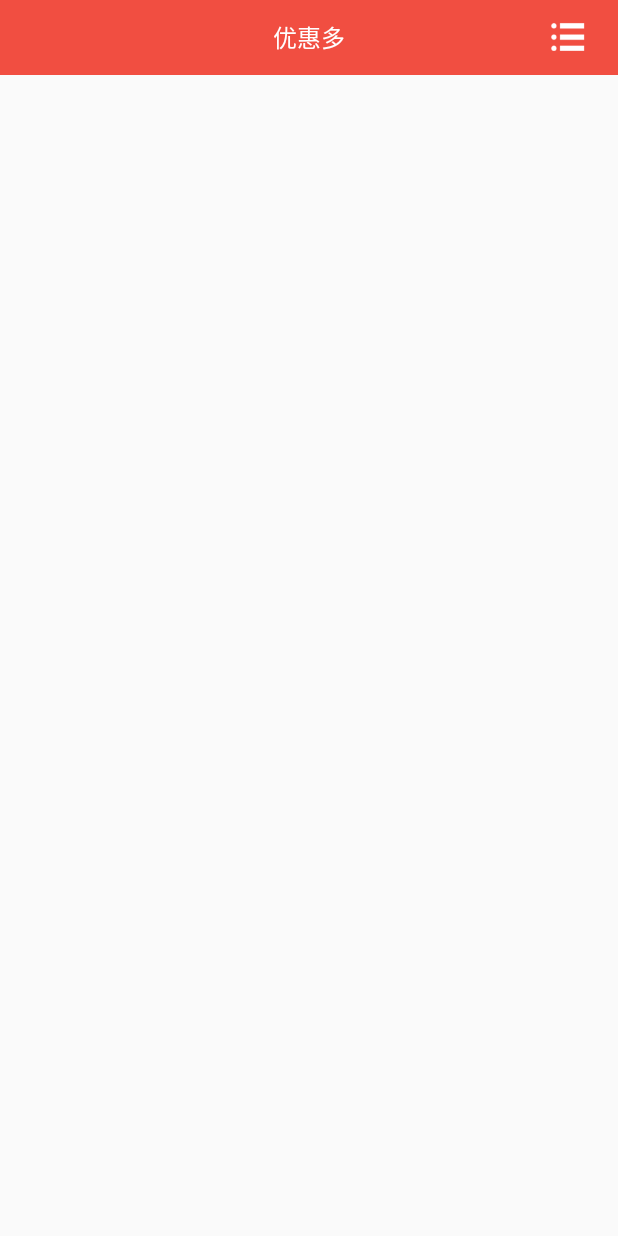
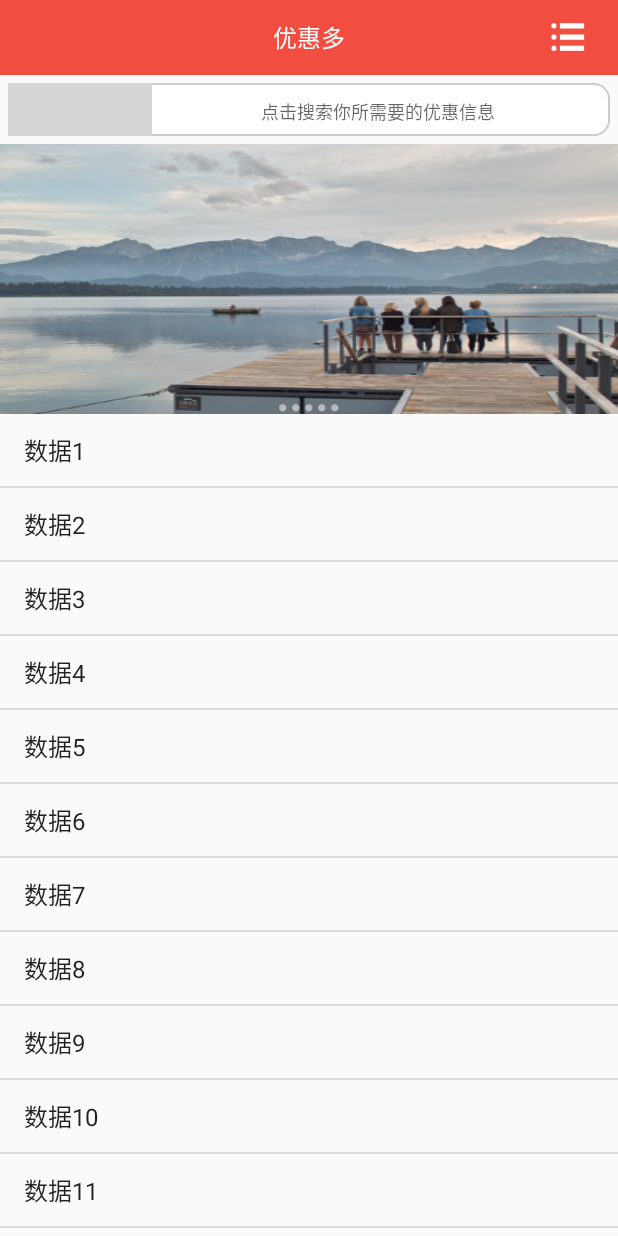
Before and after one commit to smallow/Smallow_news1.0, an Android app: the screen it shows after launch (MainActivity), on a phone screen of 412 x 824 dp. Run offline under Robolectric (Android 15) with nearby library versions, the light colour scheme and no system bars; grey boxes are pictures that could not be loaded.

Commit message:
2015-05-20 修改

```diff
--- a/smallow_community/build.gradle
+++ b/smallow_community/build.gradle
@@ -22,4 +22,5 @@ android {
 dependencies {
     compile fileTree(dir: 'libs', include: ['*.jar'])
     compile 'com.android.support:appcompat-v7:21.0.3'
+    compile project(':library')
 }
--- a/smallow_community/src/main/java/com/smallow/community/MainActivity.java
+++ b/smallow_community/src/main/java/com/smallow/community/MainActivity.java
@@ -1,11 +1,22 @@
 package com.smallow.community;
 
 import android.app.Activity;
+import android.os.AsyncTask;
 import android.os.Bundle;
+import android.view.View;
+import android.view.ViewGroup;
 import android.view.Window;
+import android.widget.ArrayAdapter;
+import android.widget.ListAdapter;
+import android.widget.ListView;
+import android.widget.ScrollView;
 import android.widget.Toast;
+
+import com.handmark.pulltorefresh.library.PullToRefreshBase;
+import com.handmark.pulltorefresh.library.PullToRefreshScrollView;
 import com.smallow.community.interfac.CommonTitleBarOnClickLinstener;
 import com.smallow.community.ui.CommonTitleBar;
+import com.smallow.community.ui.SlideShowView;
 import com.smallow.community.ui.SubMenuWindow;
 import java.util.ArrayList;
 import java.util.List;
@@ -13,6 +24,9 @@ import java.util.List;
 
 public class MainActivity extends Activity {
     private List<SubMenuWindow.SubMenu> subMenuData = new ArrayList<SubMenuWindow.SubMenu>();
+    private ListView contentListView;
+    PullToRefreshScrollView mPullRefreshScrollView;
+    ScrollView mScrollView;
     @Override
     protected void onCreate(Bundle savedInstanceState) {
         super.onCreate(savedInstanceState);
@@ -25,19 +39,67 @@ public class MainActivity extends Activity {
             public void leftOnclick() {
                 Toast.makeText(MainActivity.this,"上-左边",Toast.LENGTH_SHORT).show();
             }
-
             @Override
             public void rightOnclick() {
                // Toast.makeText(MainActivity.this,"上-右边",Toast.LENGTH_SHORT).show();
-               SubMenuWindow subMenuWindow=new SubMenuWindow(MainActivity.this);
+                SubMenuWindow subMenuWindow=new SubMenuWindow(MainActivity.this);
                 subMenuWindow.setMenuItem(subMenuData);
                 subMenuWindow.showBelowAndRight(bar1);
 
             }
         });
+        initContentListView();
+        mPullRefreshScrollView = (PullToRefreshScrollView) findViewById(R.id.pull_refresh_scrollview);
+        mPullRefreshScrollView.setOnRefreshListener(new PullToRefreshBase.OnRefreshListener<ScrollView>() {
+
+            @Override
+            public void onRefresh(PullToRefreshBase<ScrollView> refreshView) {
+                new GetDataTask().execute();
+                mPullRefreshScrollView.onRefreshComplete();
+            }
+        });
+
+        mScrollView = mPullRefreshScrollView.getRefreshableView();
+    }
+
+
+    private class GetDataTask extends AsyncTask<Void, Void, String[]> {
+
+        @Override
+        protected String[] doInBackground(Void... params) {
+            // Simulates a background job.
+            try {
+                Thread.sleep(2000);
+            } catch (InterruptedException e) {
+            }
+            return null;
+        }
+
+        @Override
+        protected void onPostExecute(String[] result) {
+            // Do some stuff here
+
+            // Call onRefreshComplete when the list has been refreshed.
+            mPullRefreshScrollView.onRefreshComplete();
+
+            super.onPostExecute(result);
+        }
+    }
 
 
 
+
+    private void initContentListView() {
+        contentListView= (ListView) findViewById(R.id.contentListView);
+        contentListView.setAdapter(new ArrayAdapter<String>(this,android.R.layout.simple_list_item_1,getData()));
+        setListViewHeightBasedOnChildren(contentListView);
+    }
+    private List<String> getData(){
+        List<String> data = new ArrayList<String>();
+        for(int i=1;i<100;i++){
+            data.add("数据"+i);
+        }
+        return data;
     }
 
 
@@ -61,4 +123,29 @@ public class MainActivity extends Activity {
         }
     }
 
+
+    public void setListViewHeightBasedOnChildren(ListView listView) {
+        // 获取ListView对应的Adapter
+        ListAdapter listAdapter = listView.getAdapter();
+        if (listAdapter == null) {
+            return;
+        }
+
+        int totalHeight = 0;
+        for (int i = 0, len = listAdapter.getCount(); i < len; i++) {
+            // listAdapter.getCount()返回数据项的数目
+            View listItem = listAdapter.getView(i, null, listView);
+            // 计算子项View 的宽高
+            listItem.measure(0, 0);
+            // 统计所有子项的总高度
+            totalHeight += listItem.getMeasuredHeight();
+        }
+
+        ViewGroup.LayoutParams params = listView.getLayoutParams();
+        params.height = totalHeight+ (listView.getDividerHeight() * (listAdapter.getCount() - 1));
+        // listView.getDividerHeight()获取子项间分隔符占用的高度
+        // params.height最后得到整个ListView完整显示需要的高度
+        listView.setLayoutParams(params);
+    }
+
 }
--- /dev/null
+++ b/smallow_community/src/main/java/com/smallow/community/adapter/ContentListViewAdapter.java
@@ -0,0 +1,18 @@
+package com.smallow.community.adapter;
+
+import android.view.View;
+import android.view.ViewGroup;
+
+import com.smallow.community.bean.Content;
+
+/**
+ * Created by smallow on 2015/5/20.
+ */
+public class ContentListViewAdapter extends InnerBaseAdapter<Content> {
+
+
+    @Override
+    public View getView(int position, View convertView, ViewGroup parent) {
+        return null;
+    }
+}
--- /dev/null
+++ b/smallow_community/src/main/java/com/smallow/community/adapter/ViewPagerAdpter.java
@@ -0,0 +1,44 @@
+package com.smallow.community.adapter;
+
+import android.content.Context;
+import android.support.v4.view.PagerAdapter;
+import android.view.View;
+import android.view.ViewGroup;
+
+import java.util.List;
+
+/**
+ * Created by smallow on 2015/1/22.
+ */
+public class ViewPagerAdpter extends PagerAdapter {
+
+    private Context context;
+    private List<View> list;
+
+
+    public ViewPagerAdpter(List<View> list, Context context) {
+        this.list = list;
+        this.context = context;
+    }
+
+    @Override
+    public void destroyItem(ViewGroup container, int position, Object object) {
+        container.removeView(list.get(position));
+    }
+
+    @Override
+    public Object instantiateItem(ViewGroup container, int position) {
+        container.addView(list.get(position));
+        return list.get(position);
+    }
+
+    @Override
+    public int getCount() {
+        return list.size();
+    }
+
+    @Override
+    public boolean isViewFromObject(View view, Object o) {
+        return (view == o);
+    }
+}
--- /dev/null
+++ b/smallow_community/src/main/java/com/smallow/community/bean/Content.java
@@ -0,0 +1,46 @@
+package com.smallow.community.bean;
+
+/**
+ * Created by smallow on 2015/5/20.
+ */
+public class Content  {
+
+    private String title;
+    private Integer id;
+    private String titleImg;
+    private String description;
+
+
+
+    public String getTitle() {
+        return title;
+    }
+
+    public void setTitle(String title) {
+        this.title = title;
+    }
+
+    public Integer getId() {
+        return id;
+    }
+
+    public void setId(Integer id) {
+        this.id = id;
+    }
+
+    public String getTitleImg() {
+        return titleImg;
+    }
+
+    public void setTitleImg(String titleImg) {
+        this.titleImg = titleImg;
+    }
+
+    public String getDescription() {
+        return description;
+    }
+
+    public void setDescription(String description) {
+        this.description = description;
+    }
+}
--- /dev/null
+++ b/smallow_community/src/main/java/com/smallow/community/ui/CommonSearchInput.java
@@ -0,0 +1,65 @@
+package com.smallow.community.ui;
+
+import android.content.Context;
+import android.content.res.TypedArray;
+import android.graphics.Color;
+import android.graphics.drawable.Drawable;
+import android.util.AttributeSet;
+import android.view.Gravity;
+import android.widget.EditText;
+import android.widget.ImageView;
+import android.widget.LinearLayout;
+import android.widget.RelativeLayout;
+
+import com.smallow.community.R;
+
+/**
+ * Created by smallow on 2015/5/20.
+ */
+public class CommonSearchInput extends LinearLayout {
+    private ImageView leftImg;
+    private EditText searchText;
+
+    private Drawable leftImgSrc;
+    private String defaultText;
+    private float defaultTextSize;
+    private int defaultTextColor;
+    private RelativeLayout.LayoutParams leftImgParams;
+    private RelativeLayout.LayoutParams searchTextParams;
+
+
+    public CommonSearchInput(Context context, AttributeSet attrs) {
+        super(context, attrs);
+        TypedArray typedArray = context.obtainStyledAttributes(attrs, R.styleable.CommonSearchInput);
+        leftImgSrc = typedArray.getDrawable(R.styleable.CommonSearchInput_leftImgSrc1);
+        leftImg = new ImageView(context);
+        if (leftImgSrc != null)
+            leftImg.setImageDrawable(leftImgSrc);
+        defaultText = typedArray.getString(R.styleable.CommonSearchInput_defaultText);
+        searchText = new EditText(context);
+        if (defaultText != null)
+            searchText.setText(defaultText);
+
+        defaultTextSize=typedArray.getDimension(R.styleable.CommonSearchInput_defaultTextSize,12);
+        if (defaultTextSize!=0)
+            searchText.setTextSize(defaultTextSize);
+
+        defaultTextColor=typedArray.getColor(R.styleable.CommonSearchInput_defaultTextColor, Color.GRAY);
+        searchText.setTextColor(defaultTextColor);
+
+        searchText.setGravity(Gravity.CENTER);
+        searchText.setPadding(0,5,5,0);
+        searchText.setBackground(null);
+        searchText.setHint("点击搜索你所需要的优惠信息");
+
+
+
+        leftImgParams = new RelativeLayout.LayoutParams(RelativeLayout.LayoutParams.WRAP_CONTENT, RelativeLayout.LayoutParams.MATCH_PARENT);
+        addView(leftImg, leftImgParams);
+
+        searchTextParams = new RelativeLayout.LayoutParams(RelativeLayout.LayoutParams.MATCH_PARENT, RelativeLayout.LayoutParams.MATCH_PARENT);
+        addView(searchText, searchTextParams);
+    }
+
+
+}
--- /dev/null
+++ b/smallow_community/src/main/java/com/smallow/community/ui/SlideShowView.java
@@ -0,0 +1,118 @@
+package com.smallow.community.ui;
+
+import android.content.Context;
+import android.support.v4.view.ViewPager;
+import android.util.AttributeSet;
+import android.view.LayoutInflater;
+import android.view.View;
+import android.widget.FrameLayout;
+import android.widget.ImageView;
+
+import com.smallow.community.R;
+import com.smallow.community.adapter.ViewPagerAdpter;
+
+import java.util.ArrayList;
+import java.util.List;
+
+/**
+ * Created by smallow on 2015/5/20.
+ */
+public  class SlideShowView extends FrameLayout implements ViewPager.OnPageChangeListener{
+
+    //轮播图图片数量
+
+    private final static int IMAGE_COUNT = 5;
+
+    //自动轮播的时间间隔
+
+    private final static int TIME_INTERVAL = 5;
+
+    //自动轮播启用开关
+
+    private final static boolean isAutoPlay = true;
+
+
+    //自定义轮播图的资源ID
+
+    private int[] imagesResIds;
+
+    //放轮播图片的ImageView 的list
+
+    private List<View> imageViewsList;
+
+    //放圆点的View的list
+
+    private List<View> dotViewsList;
+
+
+    private ViewPager viewPager;
+
+    //当前轮播页
+
+    private int currentItem = 0;
+    private ViewPagerAdpter adpter;
+
+    public SlideShowView(Context context, AttributeSet attrs) {
+        super(context, attrs);
+        initData();
+        initView(context);
+    }
+
+    private void initView(Context context) {
+        LayoutInflater.from(context).inflate(R.layout.slide_show_view, this, true);
+        imageViewsList=new ArrayList<View>();
+        if(imagesResIds!=null && imagesResIds.length>0){
+            for(int imageID : imagesResIds){
+                ImageView view =  new ImageView(context);
+                view.setImageResource(imageID);
+                view.setScaleType(ImageView.ScaleType.FIT_XY);
+                imageViewsList.add(view);
+            }
+        }
+
+        dotViewsList = new ArrayList<View>();
+        dotViewsList.add(findViewById(R.id.v_dot1));
+        dotViewsList.add(findViewById(R.id.v_dot2));
+        dotViewsList.add(findViewById(R.id.v_dot3));
+        dotViewsList.add(findViewById(R.id.v_dot4));
+        dotViewsList.add(findViewById(R.id.v_dot5));
+
+        viewPager = (ViewPager) findViewById(R.id.id_viewPager);
+        adpter = new ViewPagerAdpter(imageViewsList,context);
+        viewPager.setFocusable(true);
+        viewPager.setAdapter(adpter);
+        viewPager.setOnPageChangeListener(this);
+    }
+
+    public  void initData(){
+        imagesResIds = new int[]{
+                R.drawable.pic1,
+                R.drawable.pic2,
+                R.drawable.pic3,
+                R.drawable.pic4,
+                R.drawable.pic5,
+        };
+    }
+
+
+    @Override
+    public void onPageScrolled(int position, float positionOffset, int positionOffsetPixels) {
+
+    }
+
+    @Override
+    public void onPageSelected(int position) {
+        for (int i = 0; i < dotViewsList.size(); i++) {
+            if (position == i) {
+                ((View)dotViewsList.get(i)).setBackgroundResource(R.drawable.login_point_selected);
+            } else {
+                ((View)dotViewsList.get(i)).setBackgroundResource(R.drawable.login_point);
+            }
+        }
+    }
+
+    @Override
+    public void onPageScrollStateChanged(int state) {
+
+    }
+}
--- /dev/null
+++ b/smallow_community/src/main/res/drawable-xhdpi/shape_corner.xml
@@ -0,0 +1,13 @@
+<?xml version="1.0" encoding="utf-8"?>
+<shape xmlns:android="http://schemas.android.com/apk/res/android">
+    <corners android:radius="10dp" />
+    <!-- 圆角，你也可以对不同的角设置不同的数值 -->
+
+    <solid android:color="#FFFFFF" />
+    <!-- 形状的填充色 -->
+
+    <stroke
+        android:width="1dp"
+        android:color="#CCCCCC" />
+    <!-- 边框宽度和颜色 -->
+</shape>
--- a/smallow_community/src/main/res/layout/activity_main.xml
+++ b/smallow_community/src/main/res/layout/activity_main.xml
@@ -13,8 +13,41 @@
         android:padding="10dp"
         cumstom:titleText="优惠多"
         cumstom:titleColor="@android:color/white"
-        cumstom:rightImgSrc="@drawable/nav_menu"
+        cumstom:rightImgSrc="@drawable/nav_menu" />
+
+    <com.smallow.community.ui.CommonSearchInput
+        android:layout_width="match_parent"
+        android:layout_height="35dp"
+        android:layout_margin="5dp"
+        android:orientation="horizontal"
+        android:background="@drawable/shape_corner"
+        cumstom:leftImgSrc1="@drawable/ic_search_contact"
+
         />
 
+    <com.handmark.pulltorefresh.library.PullToRefreshScrollView xmlns:ptr="http://schemas.android.com/apk/res-auto"
+        android:id="@+id/pull_refresh_scrollview"
+        android:layout_width="match_parent"
+        android:layout_height="match_parent"
+        ptr:ptrAnimationStyle="flip"
+        ptr:ptrMode="both">
 
+        <LinearLayout
+            android:layout_width="match_parent"
+            android:layout_height="match_parent" android:orientation="vertical">
+
+            <com.smallow.community.ui.SlideShowView
+                android:layout_width="match_parent"
+                android:layout_height="180dp" />
+
+            <ListView
+                android:id="@+id/contentListView"
+                android:layout_width="match_parent"
+                android:layout_height="match_parent">
+
+            </ListView>
+        </LinearLayout>
+
+
+    </com.handmark.pulltorefresh.library.PullToRefreshScrollView>
 </LinearLayout>
--- /dev/null
+++ b/smallow_community/src/main/res/layout/slide_show_view.xml
@@ -0,0 +1,48 @@
+<RelativeLayout xmlns:android="http://schemas.android.com/apk/res/android"
+    android:layout_width="match_parent"
+    android:layout_height="match_parent"
+    android:orientation="vertical">
+
+
+    <android.support.v4.view.ViewPager
+        android:id="@+id/id_viewPager"
+        android:layout_width="match_parent"
+        android:layout_height="match_parent"
+        android:background="#00000000" />
+
+    <LinearLayout
+        android:layout_width="match_parent"
+        android:layout_height="wrap_content"
+        android:layout_alignParentBottom="true"
+        android:gravity="center_horizontal"
+        android:orientation="horizontal">
+
+        <ImageView
+            android:id="@+id/v_dot1"
+            android:layout_width="wrap_content"
+            android:layout_height="wrap_content"
+            android:src="@drawable/login_point" />
+
+        <ImageView
+            android:id="@+id/v_dot2"
+            android:layout_width="wrap_content"
+            android:layout_height="wrap_content"
+            android:src="@drawable/login_point" />
+
+        <ImageView
+            android:id="@+id/v_dot3"
+            android:layout_width="wrap_content"
+            android:layout_height="wrap_content"
+            android:src="@drawable/login_point" />
+        <ImageView
+            android:id="@+id/v_dot4"
+            android:layout_width="wrap_content"
+            android:layout_height="wrap_content"
+            android:src="@drawable/login_point" />
+        <ImageView
+            android:id="@+id/v_dot5"
+            android:layout_width="wrap_content"
+            android:layout_height="wrap_content"
+            android:src="@drawable/login_point" />
+    </LinearLayout>
+</RelativeLayout>
--- a/smallow_community/src/main/res/layout/sub_menu_window_item.xml
+++ b/smallow_community/src/main/res/layout/sub_menu_window_item.xml
@@ -1,7 +1,7 @@
 <?xml version="1.0" encoding="utf-8"?>
 <RelativeLayout xmlns:android="http://schemas.android.com/apk/res/android"
     android:layout_width="match_parent"
-    android:layout_height="55dp" android:padding="10dp"   >
+    android:layout_height="50dp" android:padding="10dp"   >
 
 
     <TextView
--- a/smallow_community/src/main/res/values/attrs.xml
+++ b/smallow_community/src/main/res/values/attrs.xml
@@ -9,14 +9,16 @@
         <attr name="leftTvText" format="string"/>
         <attr name="leftTvTextColor" format="color"/>
         <attr name="leftTvTextSize" format="dimension"/>
-
         <attr name="rightImgSrc" format="reference" />
         <attr name="rightTvText" format="string"/>
         <attr name="rightTvTextColor" format="color"/>
         <attr name="rightTvTextSize" format="dimension"/>
+    </declare-styleable>
 
-
-
-
+    <declare-styleable name="CommonSearchInput">
+        <attr name="leftImgSrc1" format="reference"/>
+        <attr name="defaultText" format="string"/>
+        <attr name="defaultTextColor" format="color"/>
+        <attr name="defaultTextSize" format="dimension"/>
     </declare-styleable>
 </resources>
```
Also changed, not shown: smallow_community/src/main/res/drawable-xhdpi/login_point.png (added), smallow_community/src/main/res/drawable-xhdpi/login_point_selected.png (added), smallow_community/src/main/res/drawable-xhdpi/pic1.jpg (added), smallow_community/src/main/res/drawable-xhdpi/pic2.jpg (added), smallow_community/src/main/res/drawable-xhdpi/pic3.jpg (added), smallow_community/src/main/res/drawable-xhdpi/pic4.jpg (added), smallow_community/src/main/res/drawable-xhdpi/pic5.jpg (added), 1 other file.
